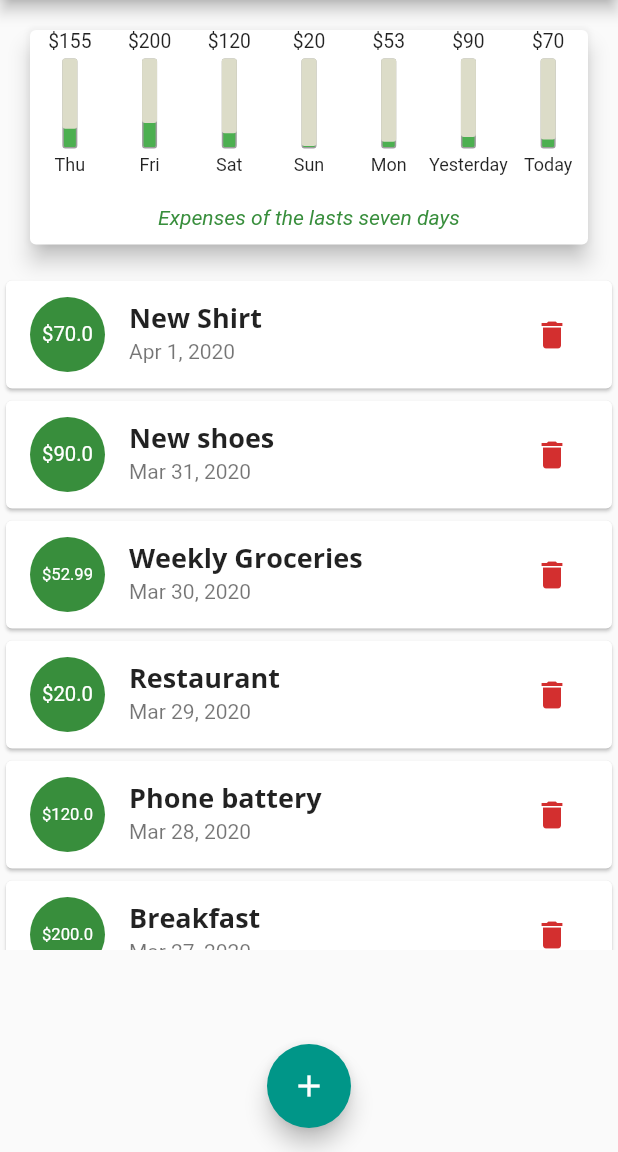
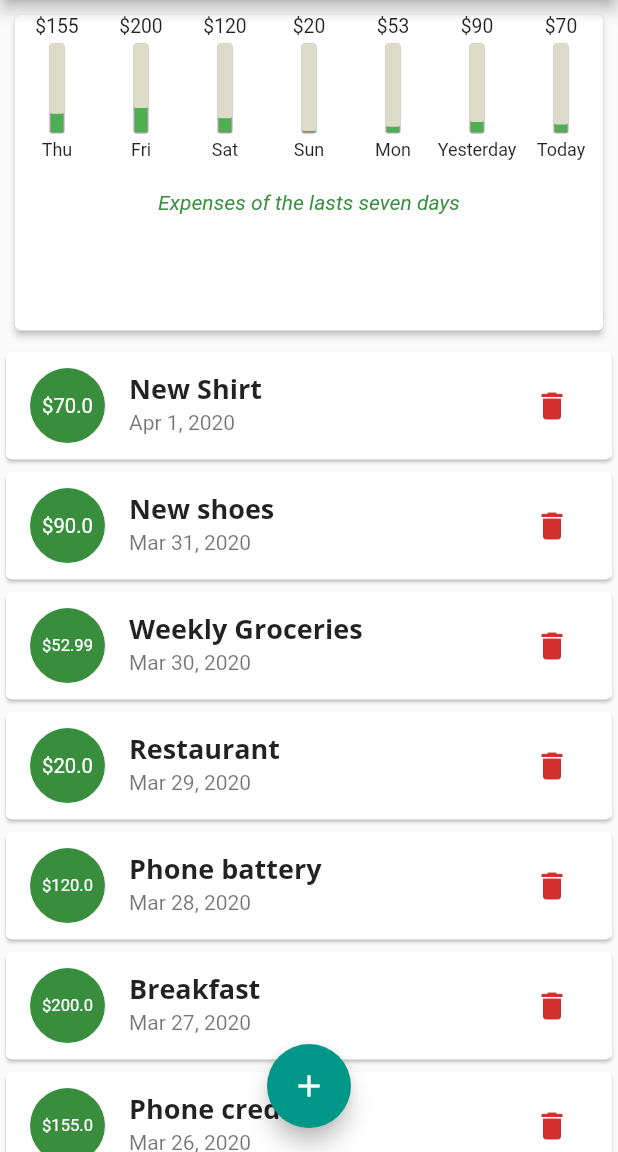
Before and after one commit to innocentTialo/flutter_complete_guide, a Flutter app: the screen it shows after launch, on a phone screen of 412 x 824 dp, the part 84-1236 px from its top. Run offline on Flutter 3.47's test engine with Material 2 defaults, Android fonts, the phone set to English and light mode, and no system bars; Roboto replaces fonts that are missing (Quicksand).

Commit message:
We started to dynamicaly calculate our widget size but I have a problem when I'm trying to use constrains of a given column to calculate my widget height so I'm going to comment something I have added before in order to be at the same level with Max and after I will redo this modification

```diff
--- a/lib/main.dart
+++ b/lib/main.dart
@@ -161,8 +161,7 @@ class _MyHomePageState extends State<MyHomePage> {
 
   @override
   Widget build(BuildContext context) {
-    return Scaffold(
-      appBar: AppBar(
+    final appBar = AppBar(
       title: Text('Personal expenses'),
       actions: <Widget>[
         IconButton(
@@ -172,17 +171,28 @@ class _MyHomePageState extends State<MyHomePage> {
           },
         )
       ],
-      ),
+    );
+    var deviceHeight = MediaQuery.of(context).size.height -
+        appBar.preferredSize.height -
+        MediaQuery.of(context).padding.top;
+    return Scaffold(
+      appBar: appBar,
       body: SingleChildScrollView(
         child: Column(
           crossAxisAlignment: CrossAxisAlignment.stretch,
           children: <Widget>[
-            Chart(
+            Container(
+              height: deviceHeight * 0.3,
+              child: Chart(
                 recentTransactions: _recentTransactions,
               ),
-            TransactionList(
+            ),
+            Container(
+              height: deviceHeight * 0.7,
+              child: TransactionList(
                   transactions: userTransactions,
                   deletionHandler: _deleteTransaction),
+            ),
           ],
         ),
       ),
--- a/lib/widgets/chart.dart
+++ b/lib/widgets/chart.dart
@@ -53,11 +53,9 @@ class Chart extends StatelessWidget {
       sumOfLastTransactions += t.amount;
     });
     print(groupedTransactionValues);
-    return Container(
-      padding: EdgeInsets.all(5),
-      child: Card(
-        elevation: 6,
-        margin: EdgeInsets.all(15),
+    return Card(
+      elevation: 2,
+      margin: EdgeInsets.all(10),
       child: Column(
         children: <Widget>[
           Row(
@@ -92,7 +90,6 @@ class Chart extends StatelessWidget {
           )
         ],
       ),
-      ),
     );
   }
 }
--- a/lib/widgets/chart_bar.dart
+++ b/lib/widgets/chart_bar.dart
@@ -13,6 +13,7 @@ class ChartBar extends StatelessWidget {
 
   @override
   Widget build(BuildContext context) {
+    return LayoutBuilder(builder: (ctx, constraints) {
       return Column(
         children: <Widget>[
           Container(
@@ -62,5 +63,6 @@ class ChartBar extends StatelessWidget {
           ),
         ],
       );
+    });
   }
 }
--- a/lib/widgets/transaction_list.dart
+++ b/lib/widgets/transaction_list.dart
@@ -12,9 +12,7 @@ class TransactionList extends StatelessWidget {
 
   @override
   Widget build(BuildContext context) {
-    return Container(
-      height: 450,
-      child: transactions.isEmpty
+    return transactions.isEmpty
         ? Column(
             children: <Widget>[
               Text(
@@ -64,7 +62,6 @@ class TransactionList extends StatelessWidget {
               );
             },
             itemCount: transactions.length,
-            ),
           );
   }
 }
```
Lines whose indentation alone changed are shown as unchanged.
